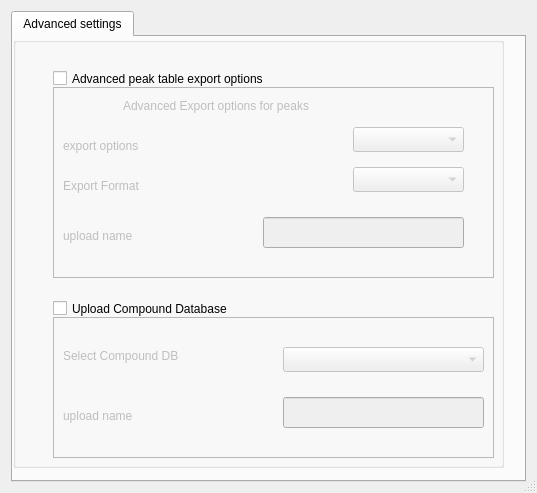
Qt form src/gui/mzroll/forms/advancedsettings.ui (ElucidataInc/ElMaven) before a commit.
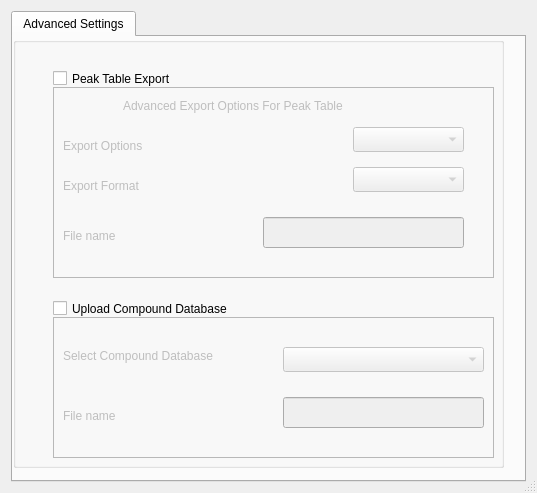
The same form after that commit.

Commit message: [UI] Aesthetic changes in advanced settings

```diff
--- a/src/gui/mzroll/forms/advancedsettings.ui
+++ b/src/gui/mzroll/forms/advancedsettings.ui
@@ -30,7 +30,7 @@
      </property>
      <widget class="QWidget" name="advanced_options">
       <attribute name="title">
-       <string>Advanced settings</string>
+       <string>Advanced Settings</string>
       </attribute>
       <widget class="QGroupBox" name="groupBox">
        <property name="geometry">
@@ -75,7 +75,7 @@
           </rect>
          </property>
          <property name="text">
-          <string>export options</string>
+          <string>Export Options</string>
          </property>
         </widget>
         <widget class="QComboBox" name="comboBox_export_table">
@@ -121,7 +121,7 @@
           </rect>
          </property>
          <property name="text">
-          <string>upload name</string>
+          <string>File name</string>
          </property>
         </widget>
         <widget class="QLineEdit" name="lineEdit_filename">
@@ -139,12 +139,12 @@
           <rect>
            <x>70</x>
            <y>10</y>
-           <width>241</width>
+           <width>281</width>
            <height>17</height>
           </rect>
          </property>
          <property name="text">
-          <string>Advanced Export options for peaks</string>
+          <string>Advanced Export Options For Peak Table</string>
          </property>
         </widget>
        </widget>
@@ -184,12 +184,12 @@
           <rect>
            <x>10</x>
            <y>30</y>
-           <width>151</width>
+           <width>191</width>
            <height>17</height>
           </rect>
          </property>
          <property name="text">
-          <string>Select Compound DB</string>
+          <string>Select Compound Database</string>
          </property>
         </widget>
         <widget class="QComboBox" name="comboBox_compound_db">
@@ -212,7 +212,7 @@
           </rect>
          </property>
          <property name="text">
-          <string>upload name</string>
+          <string>File name</string>
          </property>
         </widget>
         <widget class="QLineEdit" name="lineEdit_compound_DB_name">
@@ -249,7 +249,7 @@
          </rect>
         </property>
         <property name="text">
-         <string>Advanced peak table export options</string>
+         <string>Peak Table Export</string>
         </property>
        </widget>
       </widget>
```
